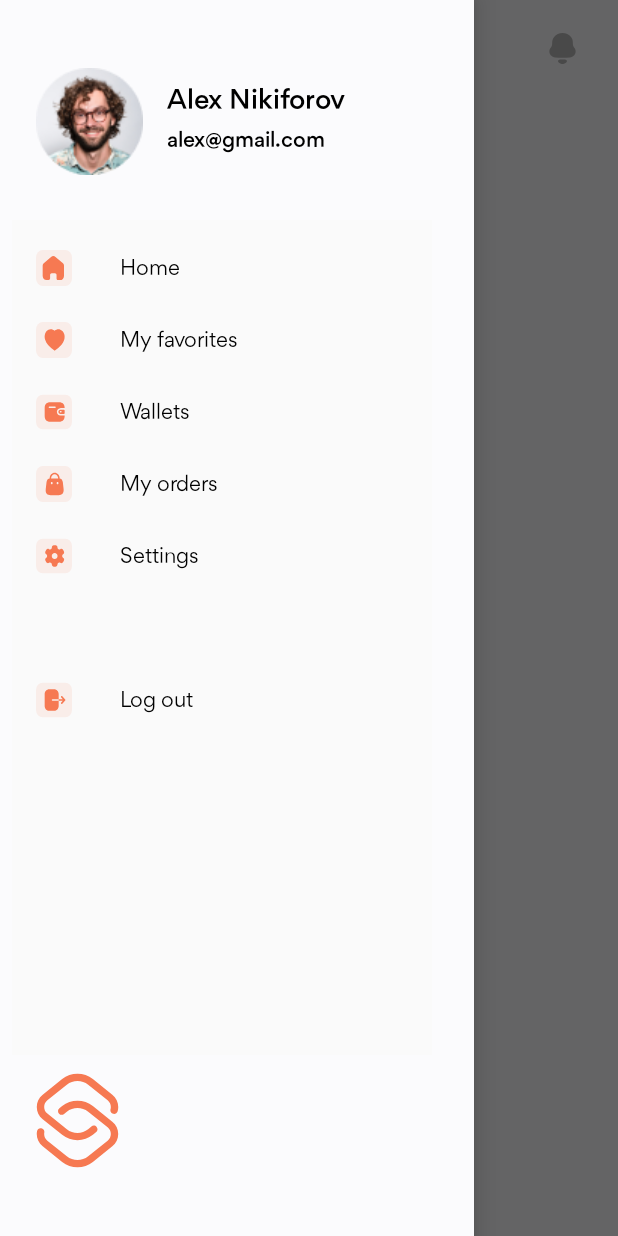
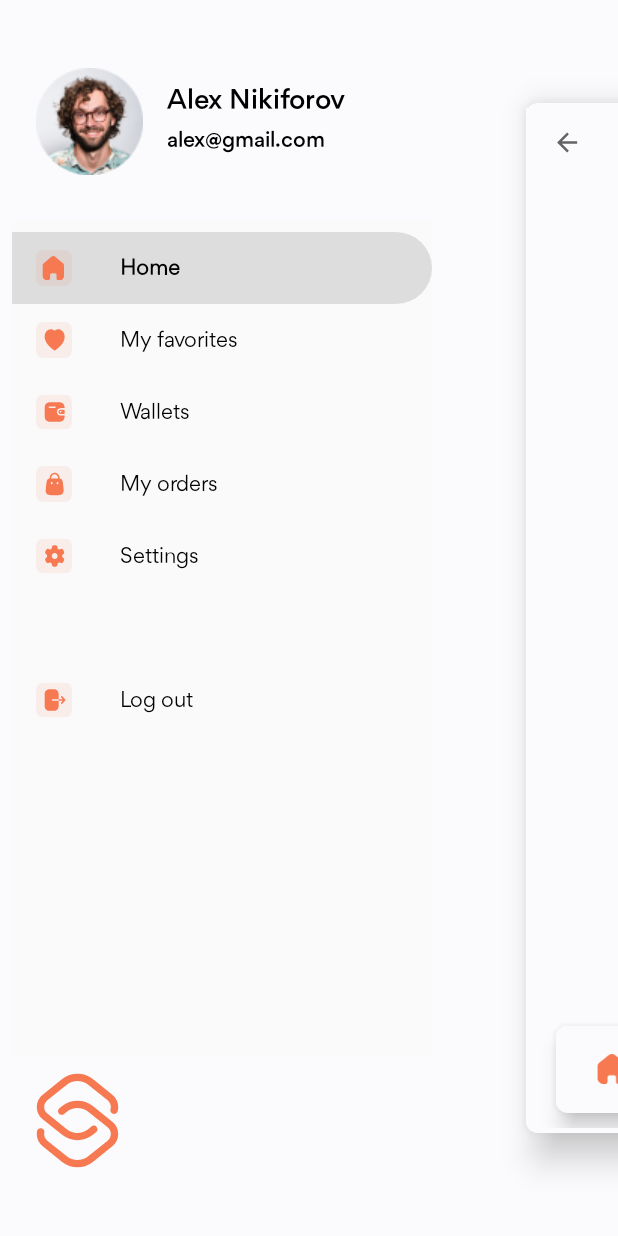
Before and after one commit to EdwardLTC/E-Commerce, an Android app: the screen it shows after launch (MainActivity), with the side drawer open, on a phone screen of 412 x 824 dp. Run offline under Robolectric (Android 15) with nearby library versions, the phone set to English and light mode, and no system bars.

Commit message:
complete nav drawer

```diff
--- a/app/src/main/java/com/edward/myapplication/MainActivity.java
+++ b/app/src/main/java/com/edward/myapplication/MainActivity.java
@@ -1,14 +1,110 @@
 package com.edward.myapplication;
 
+import androidx.annotation.NonNull;
+import androidx.appcompat.app.ActionBarDrawerToggle;
 import androidx.appcompat.app.AppCompatActivity;
+import androidx.appcompat.widget.Toolbar;
+import androidx.core.content.ContextCompat;
+import androidx.core.view.GravityCompat;
+import androidx.drawerlayout.widget.DrawerLayout;
+import androidx.fragment.app.Fragment;
+import androidx.fragment.app.FragmentTransaction;
 
+import android.annotation.SuppressLint;
+import android.graphics.Color;
+import android.graphics.drawable.Drawable;
+import android.os.Build;
 import android.os.Bundle;
+import android.view.MenuItem;
+import android.view.View;
+import android.view.Window;
+import android.view.WindowManager;
+import android.widget.LinearLayout;
 
+import com.google.android.material.navigation.NavigationView;
 public class MainActivity extends AppCompatActivity {
 
+
+
+    DrawerLayout drawerLayout;
+    LinearLayout content;
+    @SuppressLint("MissingInflatedId")
     @Override
     protected void onCreate(Bundle savedInstanceState) {
         super.onCreate(savedInstanceState);
         setContentView(R.layout.activity_main);
+
+
+
+//        Window window = getWindow();
+//        // clear FLAG_TRANSLUCENT_STATUS flag:
+//        window.clearFlags(WindowManager.LayoutParams.FLAG_TRANSLUCENT_STATUS);
+//        // add FLAG_DRAWS_SYSTEM_BAR_BACKGROUNDS flag to the window
+//        window.addFlags(WindowManager.LayoutParams.FLAG_DRAWS_SYSTEM_BAR_BACKGROUNDS);
+//
+//        // finally change the color
+//        window.setStatusBarColor(ContextCompat.getColor(this,R.color.white));
+
+        Toolbar toolbar = findViewById(R.id.toolbar);
+        setSupportActionBar(toolbar);
+
+        drawerLayout = findViewById(R.id.drawerLayout);
+        content = findViewById(R.id.content);
+
+
+
+
+        ActionBarDrawerToggle actionBarDrawerToggle = new ActionBarDrawerToggle(this, drawerLayout, toolbar, R.string.open, R.string.close) {
+            private float scaleFactor = 6f;
+            @Override
+            public void onDrawerSlide(View drawerView, float slideOffset) {
+                super.onDrawerSlide(drawerView, slideOffset);
+                float slideX = drawerView.getWidth() * slideOffset;
+                content.setBackgroundResource(R.drawable.style_white);
+                content.setElevation(20);
+                content.setTranslationX(slideX);
+                content.setScaleX(1 - (slideOffset / scaleFactor));
+                content.setScaleY(1 - (slideOffset / scaleFactor));
+
+            }
+
+            @SuppressLint("ResourceAsColor")
+            @Override
+            public void onDrawerClosed(@NonNull View view) {
+                content.setElevation(0);
+                content.setBackgroundResource(R.color.white_blur);
+            }
+        };
+        drawerLayout.setScrimColor(Color.TRANSPARENT);
+        drawerLayout.setDrawerElevation(0f);
+        drawerLayout.addDrawerListener(actionBarDrawerToggle);
+        actionBarDrawerToggle.syncState();
+
+        NavigationView navigationView = findViewById(R.id.navigation_view);
+        navigationView.setNavigationItemSelectedListener(new NavigationView.OnNavigationItemSelectedListener() {
+            @Override
+            public boolean onNavigationItemSelected(@NonNull MenuItem item) {
+
+                int id = item.getItemId();
+                switch (id) {
+
+                }
+                drawerLayout.closeDrawer(GravityCompat.START);
+                return true;
+            }
+        });
+
+        navigationView.setCheckedItem(R.id.home_page);
+        loadFragment(new HomeFragment());
+
     }
+
+    private void loadFragment(Fragment fragment) {
+        getSupportFragmentManager().beginTransaction()
+                .replace(R.id.content_frame, fragment)
+                .setTransition(FragmentTransaction.TRANSIT_FRAGMENT_FADE)
+                .commit();
+    }
+
+
 }
```
